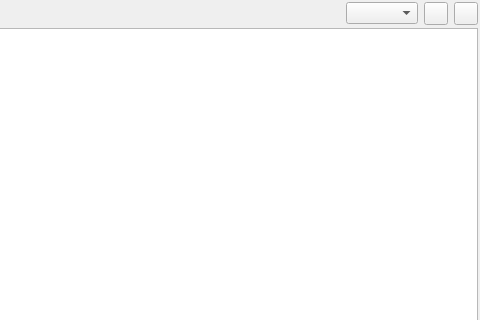
Above: RixsTool/ui/filesystembrowser.ui from kif/RixsTool before the change; both pictures show x 297 to 777 and y 0 to 320 of the 777 by 521 pixel window. Below: the same form after it.
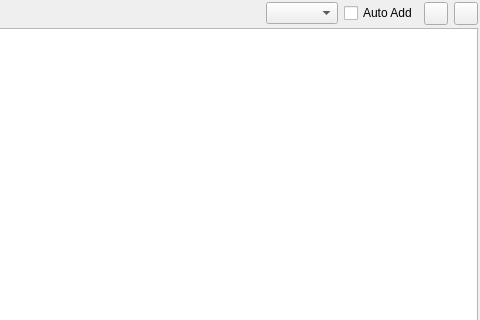
That is the form after the change. Icons and pictures are not drawn. Custom widgets are drawn as their Qt base class.

Commit message: Implemented auto add functionality

The edit to the form file:
```diff
--- a/RixsTool/ui/filesystembrowser.ui
+++ b/RixsTool/ui/filesystembrowser.ui
@@ -84,6 +84,13 @@
          </property>
         </widget>
        </item>
+       <item>
+        <widget class="QCheckBox" name="autoAddCheckBox">
+         <property name="text">
+          <string>Auto Add</string>
+         </property>
+        </widget>
+       </item>
        <item>
         <widget class="QToolButton" name="addDirButton">
          <property name="text">
```
The commit also changes 2 other files.
